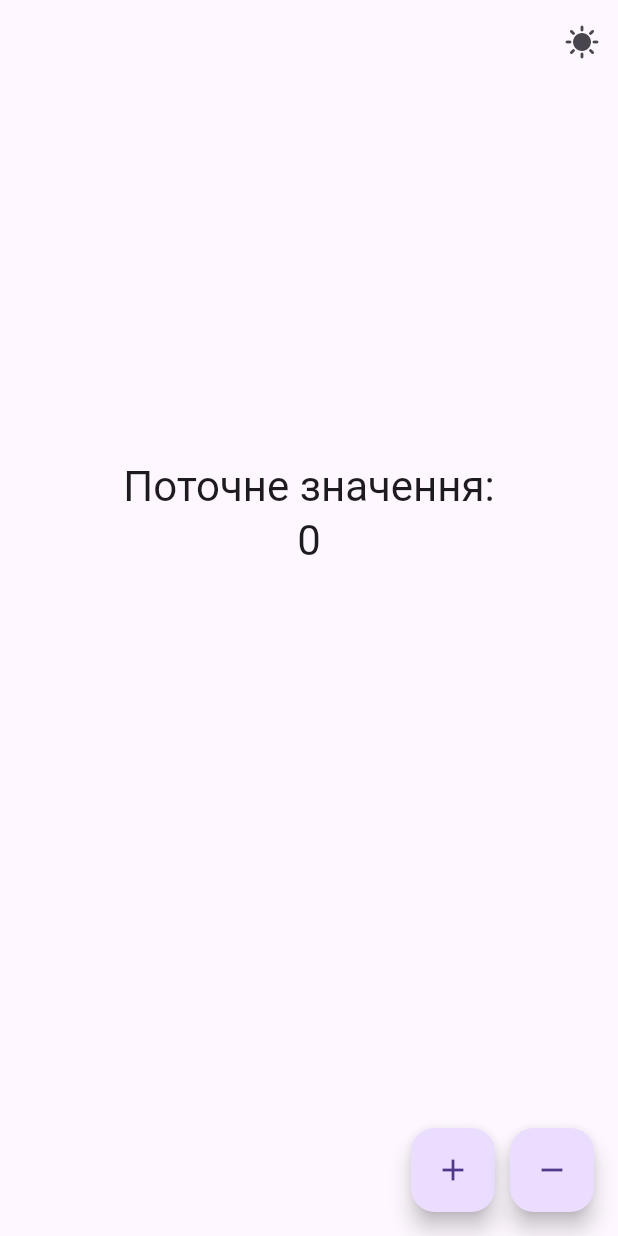
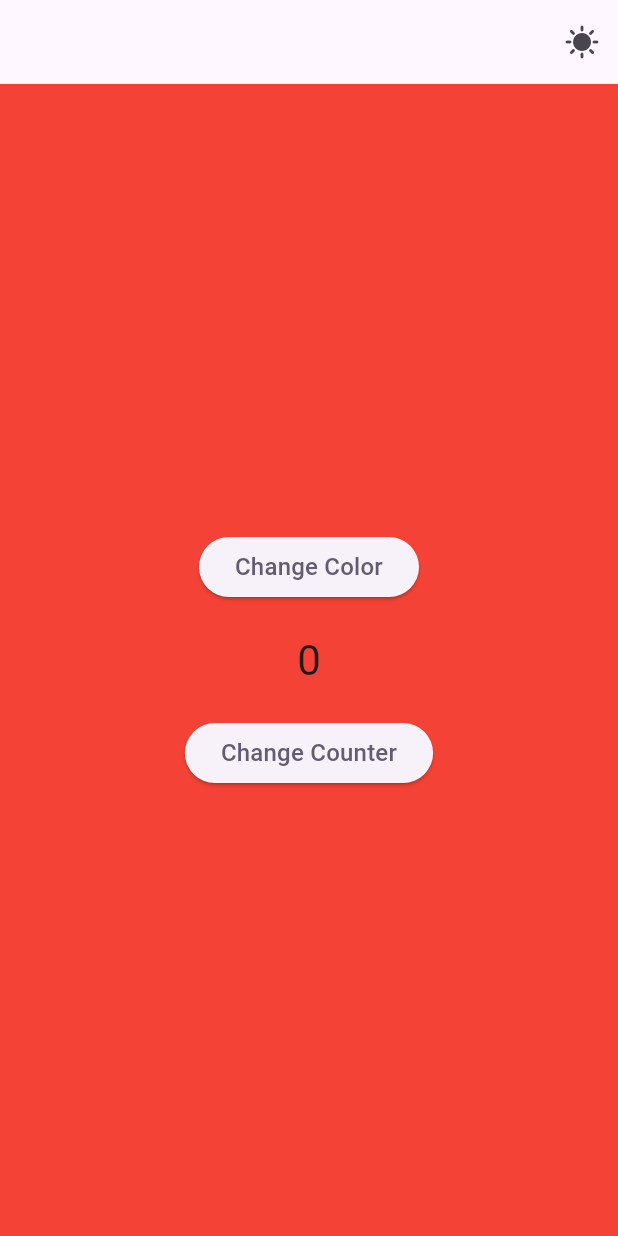
Before and after one commit to RamanGodun/BLoC-vs-CUBIT-playground-app-, a Flutter app: the screen it shows after launch, on a phone screen of 412 x 824 dp. Run offline on Flutter 3.47's test engine with Material 3 defaults, Android fonts, the phone set to English and light mode, and no system bars; our stand-ins replace bloc, equatable, flutter_bloc.

Commit message:
fix: fix cubits bug

```diff
--- a/lib/features/counter/cubit/counter/counter_state.dart
+++ /dev/null
@@ -1,27 +0,0 @@
-part of 'counter_cubit.dart';
-
-final class CounterState extends Equatable {
-  const CounterState({
-    required this.counter,
-  });
-
-  factory CounterState.initial() {
-    return const CounterState(counter: 0);
-  }
-
-  final int counter;
-
-  @override
-  List<Object> get props => [counter];
-
-  @override
-  String toString() => 'CounterState(counter: $counter)';
-
-  CounterState copyWith({
-    int? counter,
-  }) {
-    return CounterState(
-      counter: counter ?? this.counter,
-    );
-  }
-}
--- /dev/null
+++ b/lib/features/counter/cubits/counter_with_color/counter_with_color_cubit.dart
@@ -0,0 +1,47 @@
+import 'dart:async';
+import 'package:bloc/bloc.dart';
+import 'package:equatable/equatable.dart';
+import 'package:flutter/material.dart';
+import '../color/color_cubit.dart';
+
+part 'counter_with_color_state.dart';
+
+class CounterWithColorCubit extends Cubit<CounterWithColorState> {
+  int incrementSize = 1;
+  final ColorCubit colorCubit;
+  late final StreamSubscription colorSubscription;
+
+  CounterWithColorCubit({
+    required this.colorCubit,
+  }) : super(CounterWithColorState.initial()) {
+    colorSubscription = colorCubit.stream.listen((ColorState colorState) {
+      switch (colorState.color) {
+        case Colors.red:
+          incrementSize = 1;
+          break;
+        case Colors.green:
+          incrementSize = 10;
+          break;
+        case Colors.blue:
+          incrementSize = 100;
+          break;
+        case Colors.black:
+          emit(state.copyWith(counter: state.counter - 100));
+          incrementSize = -100;
+          break;
+        default:
+          incrementSize = 1;
+      }
+    });
+  }
+
+  void changeCounter() {
+    emit(state.copyWith(counter: state.counter + incrementSize));
+  }
+
+  @override
+  Future<void> close() {
+    colorSubscription.cancel();
+    return super.close();
+  }
+}
--- /dev/null
+++ b/lib/features/counter/cubits/counter_with_color/counter_with_color_state.dart
@@ -0,0 +1,27 @@
+part of 'counter_with_color_cubit.dart';
+
+final class CounterWithColorState extends Equatable {
+  const CounterWithColorState({
+    required this.counter,
+  });
+
+  factory CounterWithColorState.initial() {
+    return const CounterWithColorState(counter: 0);
+  }
+
+  final int counter;
+
+  @override
+  List<Object> get props => [counter];
+
+  @override
+  String toString() => 'CounterState(counter: $counter)';
+
+  CounterWithColorState copyWith({
+    int? counter,
+  }) {
+    return CounterWithColorState(
+      counter: counter ?? this.counter,
+    );
+  }
+}
--- a/lib/features/counter/presentation/counter_page_4_cubit.dart
+++ b/lib/features/counter/presentation/counter_page_4_cubit.dart
@@ -4,7 +4,7 @@ import 'package:flutter_bloc/flutter_bloc.dart';
 import '../../../core/presentation/widgets/text_widget.dart';
 import '../../../core/utils/helpers.dart';
 import '../../../core/utils/show_dialog.dart';
-import '../cubit/counter/counter_cubit.dart';
+import '../cubits/counter/counter_cubit.dart';
 import '../../../core/presentation/pages/other_page.dart';
 import 'theme_page.dart';
 
--- /dev/null
+++ b/lib/features/counter/presentation/counter_with_color_page.dart
@@ -0,0 +1,47 @@
+import 'package:flutter/material.dart';
+import 'package:flutter_bloc/flutter_bloc.dart';
+import '../../../core/presentation/widgets/text_widget.dart';
+import '../../../core/utils/helpers.dart';
+import '../cubits/color/color_cubit.dart';
+import '../cubits/counter_with_color/counter_with_color_cubit.dart';
+import 'theme_page.dart';
+
+class CounterWithColorOnCubitPage extends StatelessWidget {
+  const CounterWithColorOnCubitPage({super.key});
+
+  @override
+  Widget build(BuildContext context) {
+    return Scaffold(
+      appBar: AppBar(
+        actions: [
+          IconButton(
+              onPressed: () => Helpers.pushTo(context, const ThemePage()),
+              icon: const Icon(Icons.sunny))
+        ],
+      ),
+      backgroundColor: context.watch<ColorCubit>().state.color,
+      body: Center(
+        child: Column(
+          mainAxisAlignment: MainAxisAlignment.center,
+          children: [
+            ElevatedButton(
+              onPressed: () => context.read<ColorCubit>().changeColor(),
+              child: const TextWidget('Change Color', TextType.button),
+            ),
+            const SizedBox(height: 20.0),
+            TextWidget(
+              '${context.watch<CounterWithColorCubit>().state.counter}',
+              TextType.headline,
+            ),
+            const SizedBox(height: 20.0),
+            ElevatedButton(
+              onPressed: () =>
+                  context.read<CounterWithColorCubit>().changeCounter(),
+              child: const TextWidget('Change Counter', TextType.button),
+            ),
+          ],
+        ),
+      ),
+    );
+  }
+}
--- a/lib/features/counter/presentation/theme_page.dart
+++ b/lib/features/counter/presentation/theme_page.dart
@@ -2,7 +2,7 @@ import 'dart:math';
 import 'package:flutter/material.dart';
 import 'package:flutter_bloc/flutter_bloc.dart';
 import '../../../core/presentation/widgets/text_widget.dart';
-import '../cubit/theme/theme_cubit.dart';
+import '../cubits/theme/theme_cubit.dart';
 // import '../_theme_bloc/theme_bloc.dart';
 
 class ThemePage extends StatelessWidget {
--- a/lib/lib/cubits/counter/counter_cubit.dart
+++ /dev/null
@@ -1,42 +0,0 @@
-import 'dart:async';
-
-import 'package:bloc/bloc.dart';
-import 'package:equatable/equatable.dart';
-import 'package:flutter/material.dart';
-
-import '../color/color_cubit.dart';
-
-part 'counter_state.dart';
-
-class CounterCubit extends Cubit<CounterState> {
-  int incrementSize = 1;
-  final ColorCubit colorCubit;
-  late final StreamSubscription colorSubscription;
-
-  CounterCubit({
-    required this.colorCubit,
-  }) : super(CounterState.initial()) {
-    colorSubscription = colorCubit.stream.listen((ColorState colorState) {
-      if (colorState.color == Colors.red) {
-        incrementSize = 1;
-      } else if (colorState.color == Colors.green) {
-        incrementSize = 10;
-      } else if (colorState.color == Colors.blue) {
-        incrementSize = 100;
-      } else if (colorState.color == Colors.black) {
-        emit(state.copyWith(counter: state.counter - 100));
-        incrementSize = -100;
-      }
-    });
-  }
-
-  void changeCounter() {
-    emit(state.copyWith(counter: state.counter + incrementSize));
-  }
-
-  @override
-  Future<void> close() {
-    colorSubscription.cancel();
-    return super.close();
-  }
-}
--- a/lib/main.dart
+++ b/lib/main.dart
@@ -3,10 +3,13 @@ import 'package:flutter_bloc/flutter_bloc.dart';
 import 'core/presentation/constants.dart';
 import 'features/counter/blocs/_counter_bloc/counter_bloc.dart';
 import 'features/counter/blocs/_theme_bloc/theme_bloc.dart';
-import 'features/counter/cubit/counter/counter_cubit.dart';
-import 'features/counter/presentation/counter_page_4_cubit.dart';
-import 'features/counter/cubit/theme/theme_cubit.dart';
+import 'features/counter/cubits/color/color_cubit.dart';
+import 'features/counter/cubits/counter/counter_cubit.dart';
+import 'features/counter/cubits/counter_with_color/counter_with_color_cubit.dart';
+import 'features/counter/cubits/theme/theme_cubit.dart';
+import 'features/counter/presentation/counter_with_color_page.dart';
 
+// import 'features/counter/presentation/counter_page_4_cubit.dart';
 // import 'features/counter/blocs/presentation/home_page_4_bloc.dart';
 
 void main() {
@@ -20,16 +23,14 @@ class MyApp extends StatelessWidget {
   Widget build(BuildContext context) {
     return MultiBlocProvider(
       providers: [
-        BlocProvider<CounterBloc>(
-          create: (context) => CounterBloc(),
-        ),
-        BlocProvider<CounterCubit>(
-          create: (context) => CounterCubit(),
-        ),
-        BlocProvider<ThemeBloc>(
-          create: (context) => ThemeBloc(),
-        ),
+        BlocProvider<CounterBloc>(create: (context) => CounterBloc()),
+        BlocProvider<CounterCubit>(create: (context) => CounterCubit()),
+        BlocProvider<ColorCubit>(create: (context) => ColorCubit()),
+        BlocProvider<ThemeBloc>(create: (context) => ThemeBloc()),
         BlocProvider<ThemeCubit>(create: (context) => ThemeCubit()),
+        BlocProvider<CounterWithColorCubit>(
+            create: (context) =>
+                CounterWithColorCubit(colorCubit: context.read<ColorCubit>())),
       ],
       // child: BlocBuilder<ThemeBloc, ThemeState>( // when use BLoc for theme
       child: BlocBuilder<ThemeCubit, CubitThemeState>(
@@ -42,7 +43,8 @@ class MyApp extends StatelessWidget {
                 : ThemeData.dark(useMaterial3: true),
             home:
                 // const MyHomePage4BLoC(), // when use BLoC for counter
-                const MyHomePage4Cubit(),
+                // const MyHomePage4Cubit(), //  when use Cubit for counter
+                const CounterWithColorOnCubitPage(),
           );
         },
       ),
```
Also changed, not shown: lib/lib/main.dart (deleted, +0 -84 lines), lib/features/counter/cubits/color/color_cubit.dart (renamed from lib/lib/cubits/color/color_cubit.dart), lib/features/counter/cubits/color/color_state.dart (renamed from lib/lib/cubits/color/color_state.dart), lib/features/counter/cubits/counter/counter_cubit.dart (renamed from lib/features/counter/cubit/counter/counter_cubit.dart), lib/features/counter/cubits/counter/counter_state.dart (renamed from lib/lib/cubits/counter/counter_state.dart), lib/features/counter/cubits/theme/theme_cubit.dart (renamed from lib/features/counter/cubit/theme/theme_cubit.dart), lib/features/counter/cubits/theme/theme_state.dart (renamed from lib/features/counter/cubit/theme/theme_state.dart).
